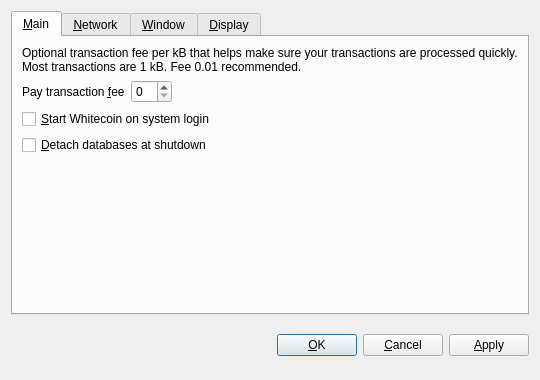
magi-retro/peercoin, file src/qt/forms/optionsdialog.ui: the form before one commit.
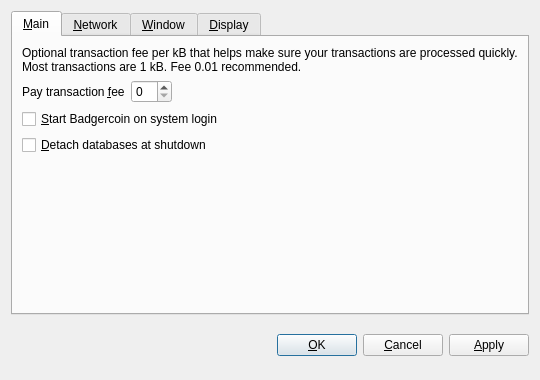
The form after the commit. Custom widgets are drawn as their Qt base class.

```diff
--- a/src/qt/forms/optionsdialog.ui
+++ b/src/qt/forms/optionsdialog.ui
@@ -82,7 +82,7 @@
           <string>Automatically start Whitecoin after logging in to the system.</string>
          </property>
          <property name="text">
-          <string>&amp;Start Whitecoin on system login</string>
+          <string>&amp;Start Badgercoin on system login</string>
          </property>
         </widget>
        </item>
```
Left out of the diff: 10 changed lines with no effect on the pictures.
